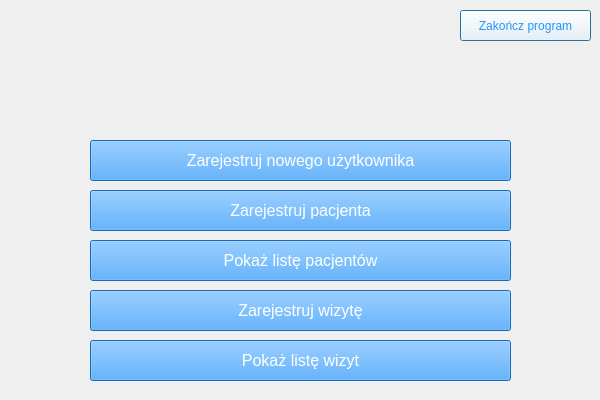
First picture: the form in gui/mainWindowGui.ui, repository dominikagabor/Development_MedApp, before the edit.
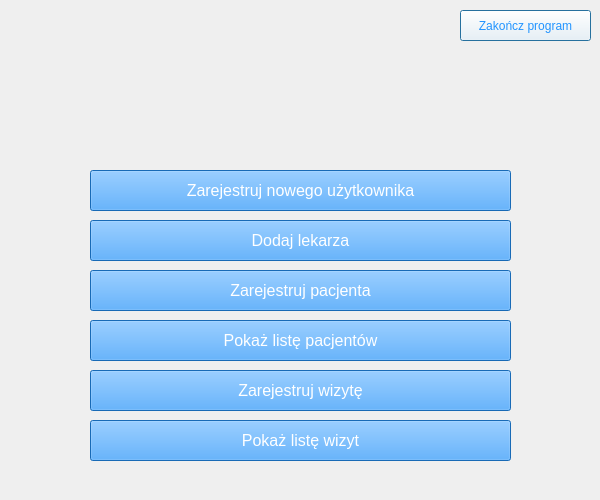
Second picture: the form after the edit.

Patch:
```diff
--- a/gui/mainWindowGui.ui
+++ b/gui/mainWindowGui.ui
@@ -7,19 +7,19 @@
     <x>0</x>
     <y>0</y>
     <width>600</width>
-    <height>400</height>
+    <height>500</height>
    </rect>
   </property>
   <property name="minimumSize">
    <size>
     <width>600</width>
-    <height>400</height>
+    <height>500</height>
    </size>
   </property>
   <property name="maximumSize">
    <size>
     <width>600</width>
-    <height>400</height>
+    <height>500</height>
    </size>
   </property>
   <property name="windowTitle">
@@ -29,7 +29,7 @@
    <property name="geometry">
     <rect>
      <x>90</x>
-     <y>140</y>
+     <y>170</y>
      <width>421</width>
      <height>41</height>
     </rect>
@@ -53,7 +53,7 @@
    <property name="geometry">
     <rect>
      <x>90</x>
-     <y>240</y>
+     <y>320</y>
      <width>421</width>
      <height>41</height>
     </rect>
@@ -77,7 +77,7 @@
    <property name="geometry">
     <rect>
      <x>90</x>
-     <y>190</y>
+     <y>270</y>
      <width>421</width>
      <height>41</height>
     </rect>
@@ -122,7 +122,7 @@
    <property name="geometry">
     <rect>
      <x>90</x>
-     <y>290</y>
+     <y>370</y>
      <width>421</width>
      <height>41</height>
     </rect>
@@ -146,7 +146,7 @@
    <property name="geometry">
     <rect>
      <x>90</x>
-     <y>340</y>
+     <y>420</y>
      <width>421</width>
      <height>41</height>
     </rect>
@@ -172,7 +172,7 @@
      <x>0</x>
      <y>0</y>
      <width>601</width>
-     <height>401</height>
+     <height>501</height>
     </rect>
    </property>
    <property name="minimumSize">
@@ -185,6 +185,30 @@
     <string/>
    </property>
   </widget>
+  <widget class="QPushButton" name="addDoctorButton">
+   <property name="geometry">
+    <rect>
+     <x>90</x>
+     <y>220</y>
+     <width>421</width>
+     <height>41</height>
+    </rect>
+   </property>
+   <property name="font">
+    <font>
+     <pointsize>12</pointsize>
+    </font>
+   </property>
+   <property name="focusPolicy">
+    <enum>Qt::NoFocus</enum>
+   </property>
+   <property name="styleSheet">
+    <string notr="true">background-color: rgb(34, 148, 255); color: rgb(255, 255, 255)</string>
+   </property>
+   <property name="text">
+    <string>Dodaj lekarza</string>
+   </property>
+  </widget>
   <zorder>widget</zorder>
   <zorder>registerUserButton</zorder>
   <zorder>showPatientsButton</zorder>
```
Left out of the diff: 1 changed line with no effect on the pictures.
